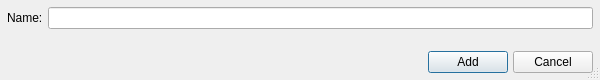
NikolaRoev/Tracker, file Tracker-lib/src/UI/AddCreatorDialog/AddCreatorDialog.ui: the form before one commit.
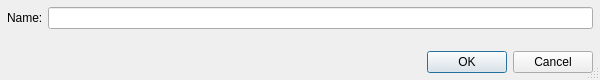
The form after the commit.

Commit message: Added signals/slots for adding Work/Creator.

```diff
--- a/Tracker-lib/src/UI/AddCreatorDialog/AddCreatorDialog.ui
+++ b/Tracker-lib/src/UI/AddCreatorDialog/AddCreatorDialog.ui
@@ -47,38 +47,11 @@
     </layout>
    </item>
    <item>
-    <layout class="QHBoxLayout" name="horizontalLayout" stretch="1,0,0">
-     <property name="spacing">
-      <number>5</number>
+    <widget class="QDialogButtonBox" name="buttonBox">
+     <property name="standardButtons">
+      <set>QDialogButtonBox::Cancel|QDialogButtonBox::Ok</set>
      </property>
-     <item>
-      <spacer name="horizontalSpacer">
-       <property name="orientation">
-        <enum>Qt::Horizontal</enum>
-       </property>
-       <property name="sizeHint" stdset="0">
-        <size>
-         <width>40</width>
-         <height>20</height>
-        </size>
-       </property>
-      </spacer>
-     </item>
-     <item>
-      <widget class="QPushButton" name="addButton">
-       <property name="text">
-        <string>Add</string>
-       </property>
-      </widget>
-     </item>
-     <item>
-      <widget class="QPushButton" name="cancelButton">
-       <property name="text">
-        <string>Cancel</string>
-       </property>
-      </widget>
-     </item>
-    </layout>
+    </widget>
    </item>
   </layout>
  </widget>
```
Left out of the diff: 24 changed lines with no effect on the pictures. The commit also changes 8 other files.
